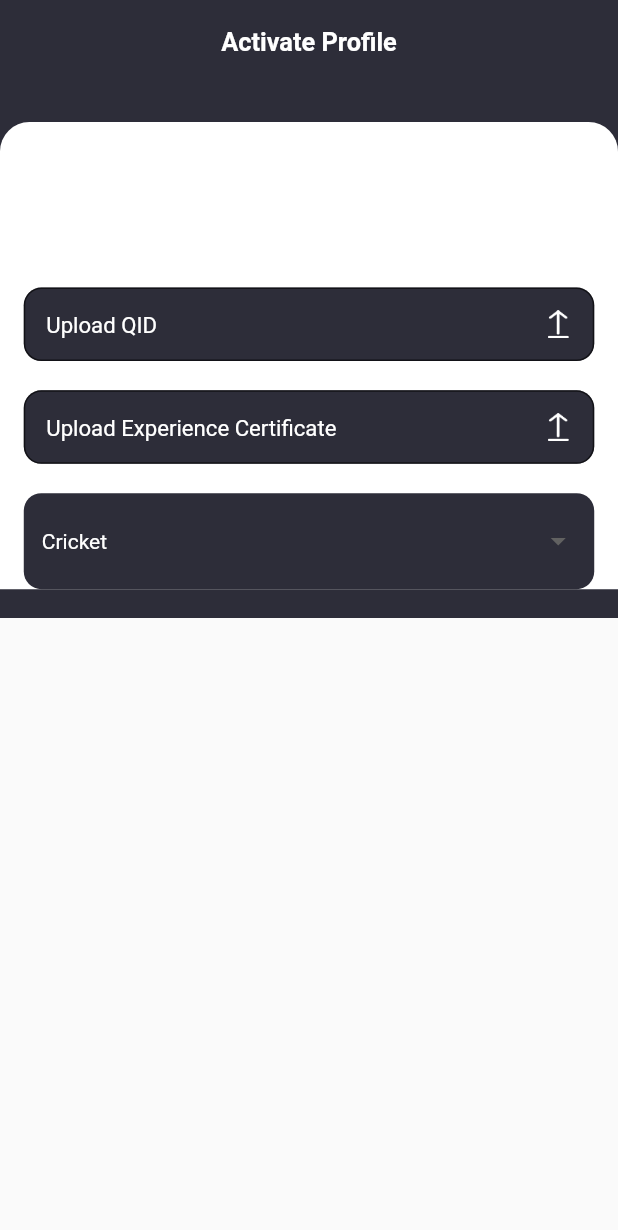
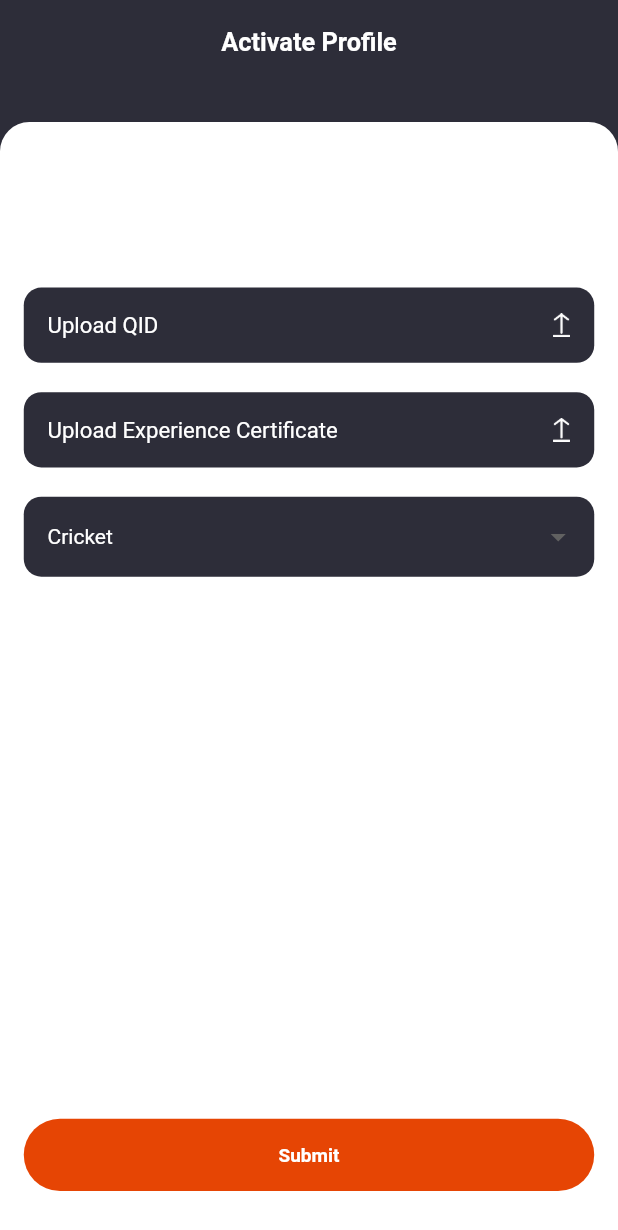
Before and after one commit to joginder1234/Q_Arena, a Flutter app: the screen it shows after launch, after a tap on "Sign in", on a phone screen of 412 x 824 dp. Shown: the top 1230 px of the screen. Run offline on Flutter 3.47's test engine with Material 2 defaults, Android fonts, the phone set to English and light mode, and no system bars; our stand-ins replace flutter_screenutil, google_fonts.

Commit message:
screen divided

```diff
--- a/lib/components/custom_TextField.dart
+++ b/lib/components/custom_TextField.dart
@@ -20,7 +20,8 @@ class CustomTextField extends StatelessWidget {
           hintText: hint,
           hintStyle:
               GetTextTheme.sf14_Regular.copyWith(color: AppColors.whiteColor),
-          contentPadding: const EdgeInsets.all(15),
+          contentPadding:
+              EdgeInsets.symmetric(horizontal: 15.w, vertical: 16.h),
           suffixIcon: icon == ""
               ? null
               : IconButton(
--- /dev/null
+++ b/lib/components/custom_button_secondary.dart
@@ -0,0 +1,48 @@
+import 'package:flutter/material.dart';
+import 'package:flutter/src/widgets/container.dart';
+import 'package:flutter/src/widgets/framework.dart';
+import 'package:flutter_screenutil/flutter_screenutil.dart';
+import 'package:q_arena_trainer/services/icons.dart';
+
+import '../services/stylesheet.dart';
+
+class SecondaryButtonView extends StatelessWidget {
+  Function onTap;
+  String title;
+  Color bgColor, fgColor;
+  SecondaryButtonView(
+      {super.key,
+      required this.onTap,
+      required this.title,
+      this.bgColor = AppColors.darkBGColor,
+      this.fgColor = AppColors.whiteColor});
+
+  @override
+  Widget build(BuildContext context) {
+    return Row(
+      children: [
+        Expanded(
+            child: InkWell(
+          onTap: () => onTap(),
+          child: Container(
+            padding: EdgeInsets.symmetric(horizontal: 15.w, vertical: 17.h),
+            decoration: BoxDecoration(
+                color: bgColor, borderRadius: BorderRadius.circular(12.r)),
+            child: Row(
+              children: [
+                Expanded(
+                    child: Text(title,
+                        style: GetTextTheme.sf14_Regular
+                            .copyWith(color: fgColor))),
+                Padding(
+                    padding: EdgeInsets.only(left: 10.w),
+                    child: Image.asset(AppIcons.uploadIcon,
+                        height: 16.h, color: fgColor))
+              ],
+            ),
+          ),
+        ))
+      ],
+    );
+  }
+}
--- a/lib/components/expanded_button.dart
+++ b/lib/components/expanded_button.dart
@@ -19,6 +19,8 @@ class ExpandedButtonView extends StatelessWidget {
       child: SizedBox(
         child: TextButton(
             style: ButtonStyle(
+                padding: MaterialStateProperty.all(
+                    EdgeInsets.symmetric(vertical: 17.h)),
                 backgroundColor: MaterialStateProperty.all(btnColor),
                 shape: MaterialStateProperty.all(RoundedRectangleBorder(
                     borderRadius: BorderRadius.circular(25.r)))),
--- a/lib/screens/Auth/activateProfile.dart
+++ b/lib/screens/Auth/activateProfile.dart
@@ -1,6 +1,9 @@
 import 'package:flutter/material.dart';
 import 'package:flutter_screenutil/flutter_screenutil.dart';
 import 'package:q_arena_trainer/components/custom_TextField.dart';
+import 'package:q_arena_trainer/components/custom_button_secondary.dart';
+import 'package:q_arena_trainer/components/expanded_button.dart';
+import 'package:q_arena_trainer/screens/bottom_nav_screen.dart';
 import 'package:q_arena_trainer/services/get_services.dart';
 import 'package:q_arena_trainer/services/icons.dart';
 
@@ -32,6 +35,7 @@ class _ActivateProfileViewState extends State<ActivateProfileView> {
   @override
   Widget build(BuildContext context) {
     return Scaffold(
+        backgroundColor: AppColors.whiteColor,
         extendBodyBehindAppBar: true,
         appBar: AppBar(
           title: Text(
@@ -47,7 +51,7 @@ class _ActivateProfileViewState extends State<ActivateProfileView> {
           children: [
             Container(
               width: FlutterService.getScreenWidth(context),
-            height: FlutterService.getScreenHeight(context) * 0.5,
+              height: FlutterService.getScreenHeight(context) * 0.3,
               color: AppColors.darkBGColor,
             ),
             SafeArea(
@@ -60,30 +64,29 @@ class _ActivateProfileViewState extends State<ActivateProfileView> {
                       Container(
                         padding: EdgeInsets.symmetric(horizontal: 15.w),
                         decoration: BoxDecoration(
-                          borderRadius:
-                              BorderRadius.vertical(top: Radius.circular(20.r)),
+                            borderRadius: BorderRadius.vertical(
+                                top: Radius.circular(20.r)),
                             color: AppColors.whiteColor),
                         width: FlutterService.getScreenWidth(context),
                         child: Column(
                           children: [
                             FlutterService.addHeight(113.h),
-                          CustomTextField(
-                            controller: qidController,
-                            hint: "Upload QID",
-                            icon: AppIcons.uploadIcon,
-                          ),
+                            SecondaryButtonView(
+                                onTap: () {}, title: "Upload QID"),
                             FlutterService.addHeight(20.h),
-                          CustomTextField(
-                            controller: experienceCertificateCtr,
-                            hint: "Upload Experience Certificate ",
-                            icon: AppIcons.uploadIcon,
-                          ),
+                            SecondaryButtonView(
+                                onTap: () {},
+                                title: "Upload Experience Certificate"),
                             FlutterService.addHeight(20.h),
-                          DropdownButtonFormField(
+                            DropdownButtonHideUnderline(
+                              child: DropdownButtonFormField(
                                   decoration: InputDecoration(
+                                    contentPadding: EdgeInsets.symmetric(
+                                        horizontal: 15.w, vertical: 15.h),
                                     border: OutlineInputBorder(
                                         borderSide: BorderSide.none,
-                                    borderRadius: BorderRadius.circular(12.r)),
+                                        borderRadius:
+                                            BorderRadius.circular(12.r)),
                                     fillColor: AppColors.darkBGColor,
                                     filled: true,
                                   ),
@@ -109,7 +112,8 @@ class _ActivateProfileViewState extends State<ActivateProfileView> {
                                     setState(() {
                                       dropdownValue = value!;
                                     });
-                              })
+                                  }),
+                            ),
                           ],
                         ),
                       )
@@ -118,6 +122,17 @@ class _ActivateProfileViewState extends State<ActivateProfileView> {
                 ))
           ],
         ),
-    );
+        bottomNavigationBar: Padding(
+          padding: EdgeInsets.symmetric(horizontal: 15.w, vertical: 15.h)
+              .copyWith(bottom: 30),
+          child: Row(
+            children: [
+              ExpandedButtonView(
+                  onTap: () =>
+                      FlutterService.pushTo(context, BottomNavScreenView()),
+                  title: "Submit")
+            ],
+          ),
+        ));
   }
 }
--- a/lib/screens/Auth/sign_in.dart
+++ b/lib/screens/Auth/sign_in.dart
@@ -106,34 +106,41 @@ class _SignInViewState extends State<SignInView> {
                                   title: "Sign in"),
                             ],
                           ),
+                          // Row(
+                          //   children: [
+                          //     ExpandedButtonView(
+                          //       onTap: () {},
+                          //       title: "Sign up",
+                          //       btnColor: AppColors.darkBGColor,
+                          //     ),
+                          //   ],
+                          // ),
+                          FlutterService.addHeight(30.h),
                           Row(
                             children: [
-                              ExpandedButtonView(
-                                onTap: () {},
-                                title: "Sign up",
-                                btnColor: AppColors.darkBGColor,
-                              ),
+                              const Expanded(
+                                  child: SizedBox(
+                                child: Divider(
+                                    thickness: 1.2,
+                                    color: AppColors.blackLightColor),
+                              )),
+                              Padding(
+                                  padding:
+                                      EdgeInsets.symmetric(horizontal: 10.w),
+                                  child: Text(
+                                    "OR",
+                                    textAlign: TextAlign.center,
+                                    style: GetTextTheme.sf14_Bold,
+                                  )),
+                              const Expanded(
+                                  child: SizedBox(
+                                child: Divider(
+                                    thickness: 1.2,
+                                    color: AppColors.blackLightColor),
+                              )),
                             ],
                           ),
-                          FlutterService.addHeight(30.h),
-                          Stack(
-                            children: [
-                              Divider(
-                                thickness: 1.h,
-                                color: AppColors.blackColor100,
-                              ),
-                              Align(
-                                  alignment: Alignment.center,
-                                  child: Container(
-                                    color: AppColors.whiteColor,
-                                    child: Text(
-                                      "OR",
-                                      textAlign: TextAlign.center,
-                                      style: GetTextTheme.sf14_Bold,
-                                    ),
-                                  ))
-                            ],
-                          ),
+
                           FlutterService.addHeight(30.h),
                           Row(
                             children: [
--- a/lib/services/icons.dart
+++ b/lib/services/icons.dart
@@ -21,4 +21,5 @@ class AppIcons {
 
 class AppImages {
   static const String nameImage = "assets/images/name.png";
+  static const String dummyProfile = "assets/images/profile.jpeg";
 }
```
Also changed, not shown: lib/screens/bottom_nav_screen.dart (+13 -0 lines), lib/screens/chatting/chatting_view.dart (added, +17 -0 lines), lib/screens/history/booking_history.dart (added, +17 -0 lines), lib/screens/home/homepage.dart (added, +17 -0 lines), lib/screens/profile/profile_view.dart (added, +96 -0 lines), lib/screens/schedule/schedule_view.dart (added, +17 -0 lines), assets/images/profile.jpeg (added). Lines whose indentation alone changed are shown as unchanged.
